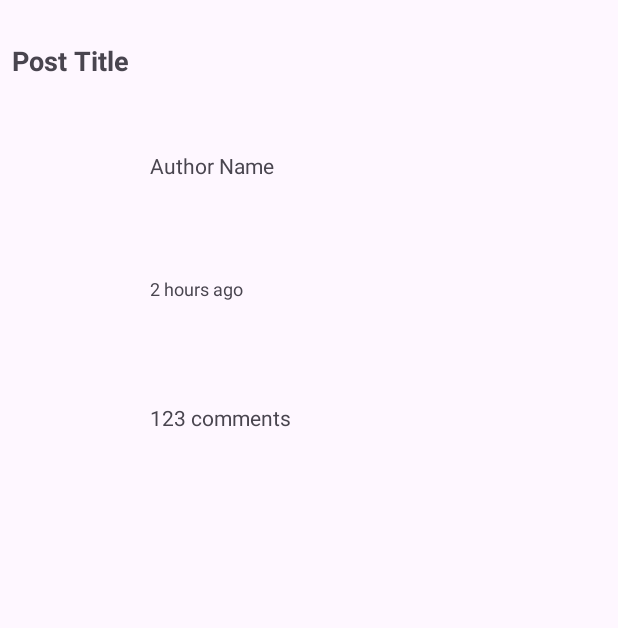
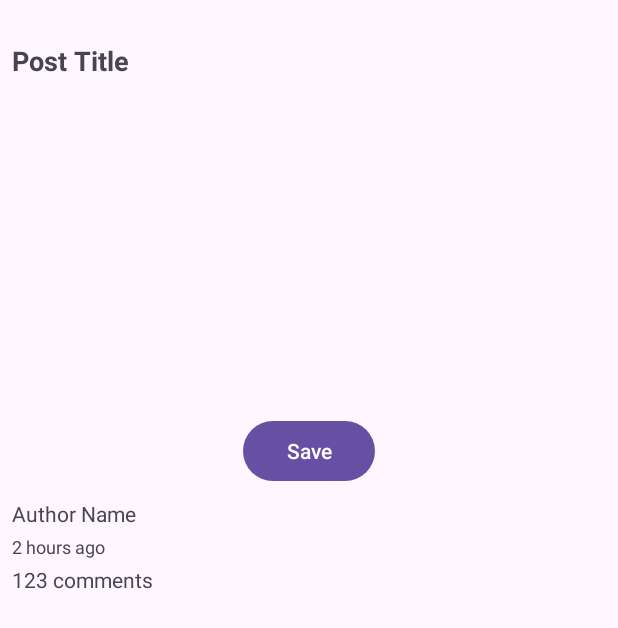
Before and after one commit to VadymEfimenko/VRSSoftTest, an Android app: the layout item_post.xml on its own in the app's theme, with its tools: preview values and no code run, on a phone screen of 412 x 824 dp. Shown: the top 628 px of the screen. Run offline under Robolectric (Android 15) with nearby library versions, the phone set to English and light mode, and no system bars.

```diff
--- a/app/src/main/res/layout/item_post.xml
+++ b/app/src/main/res/layout/item_post.xml
@@ -1,10 +1,11 @@
 <?xml version="1.0" encoding="utf-8"?>
-<androidx.constraintlayout.widget.ConstraintLayout xmlns:android="http://schemas.android.com/apk/res/android"
+<androidx.constraintlayout.widget.ConstraintLayout
+    xmlns:android="http://schemas.android.com/apk/res/android"
     xmlns:tools="http://schemas.android.com/tools"
+    xmlns:app="http://schemas.android.com/apk/res-auto"
     android:layout_width="match_parent"
     android:layout_height="wrap_content"
-    android:layout_marginBottom="100dp"
-    xmlns:app="http://schemas.android.com/apk/res-auto">
+    android:layout_marginBottom="100dp">
 
     <TextView
         android:id="@+id/postTitle"
@@ -21,51 +22,57 @@
         app:layout_constraintStart_toStartOf="parent"
         app:layout_constraintTop_toTopOf="parent" />
 
-
     <ImageView
         android:id="@+id/postThumbnail"
         android:layout_width="192dp"
         android:layout_height="208dp"
-        android:layout_marginStart="304dp"
         android:layout_marginTop="8dp"
         android:scaleType="centerCrop"
-        app:layout_constraintBottom_toBottomOf="parent"
+        app:layout_constraintTop_toBottomOf="@id/postTitle"
         app:layout_constraintStart_toStartOf="parent"
-        app:layout_constraintTop_toBottomOf="@id/postTitle"
-        app:layout_constraintVertical_bias="0.033" />
+        app:layout_constraintEnd_toEndOf="parent" />
+
+    <Button
+        android:id="@+id/myButton"
+        android:layout_width="wrap_content"
+        android:layout_height="wrap_content"
+        android:text="Save"
+        android:layout_marginTop="8dp"
+        app:layout_constraintTop_toBottomOf="@id/postThumbnail"
+        app:layout_constraintStart_toStartOf="@id/postThumbnail"
+        app:layout_constraintEnd_toEndOf="@id/postThumbnail" />
 
     <TextView
         android:id="@+id/postAuthor"
         android:layout_width="wrap_content"
         android:layout_height="wrap_content"
-        android:layout_marginStart="100dp"
-        android:layout_marginTop="48dp"
+        android:layout_marginStart="8dp"
+        android:layout_marginTop="8dp"
         android:text="Author Name"
         android:textSize="14sp"
         app:layout_constraintStart_toStartOf="parent"
-        app:layout_constraintTop_toBottomOf="@id/postTitle" />
+        app:layout_constraintTop_toBottomOf="@id/myButton" />
+
+    <TextView
+        android:id="@+id/postTime"
+        android:layout_width="wrap_content"
+        android:layout_height="wrap_content"
+        android:layout_marginStart="8dp"
+        android:layout_marginTop="4dp"
+        android:text="2 hours ago"
+        android:textSize="12sp"
+        app:layout_constraintStart_toStartOf="parent"
+        app:layout_constraintTop_toBottomOf="@id/postAuthor" />
 
     <TextView
         android:id="@+id/postComments"
         android:layout_width="wrap_content"
         android:layout_height="wrap_content"
-        android:layout_marginStart="100dp"
-        android:layout_marginTop="68dp"
+        android:layout_marginStart="8dp"
+        android:layout_marginTop="4dp"
         android:text="123 comments"
         android:textSize="14sp"
         app:layout_constraintStart_toStartOf="parent"
         app:layout_constraintTop_toBottomOf="@id/postTime" />
 
-    <TextView
-        android:id="@+id/postTime"
-        android:layout_width="wrap_content"
-        android:layout_height="wrap_content"
-        android:layout_marginStart="100dp"
-        android:layout_marginTop="64dp"
-        android:text="2 hours ago"
-        android:textSize="12sp"
-        app:layout_constraintStart_toStartOf="parent"
-        app:layout_constraintTop_toBottomOf="@id/postAuthor" />
-
-
 </androidx.constraintlayout.widget.ConstraintLayout>
```
Also changed, not shown: app/src/main/java/net/vrgsoft/vrgsofttest/MainActivity.kt (+1 -31 lines), app/src/main/java/net/vrgsoft/vrgsofttest/PostAdapter.kt (+68 -6 lines), app/src/main/res/layout/activity_main.xml (+3 -14 lines).
